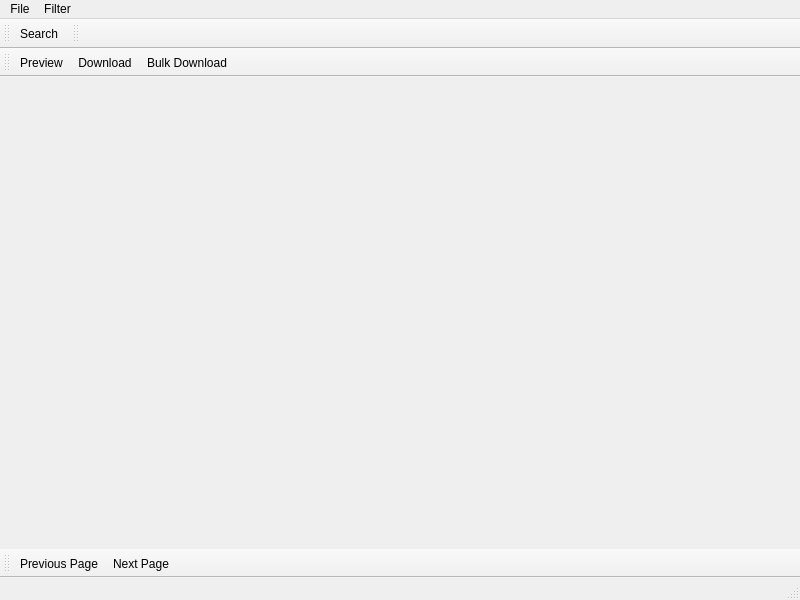
Old version of the form src/ui/viewwidget.ui in the repository kaniol-lck/Paperless-Client.
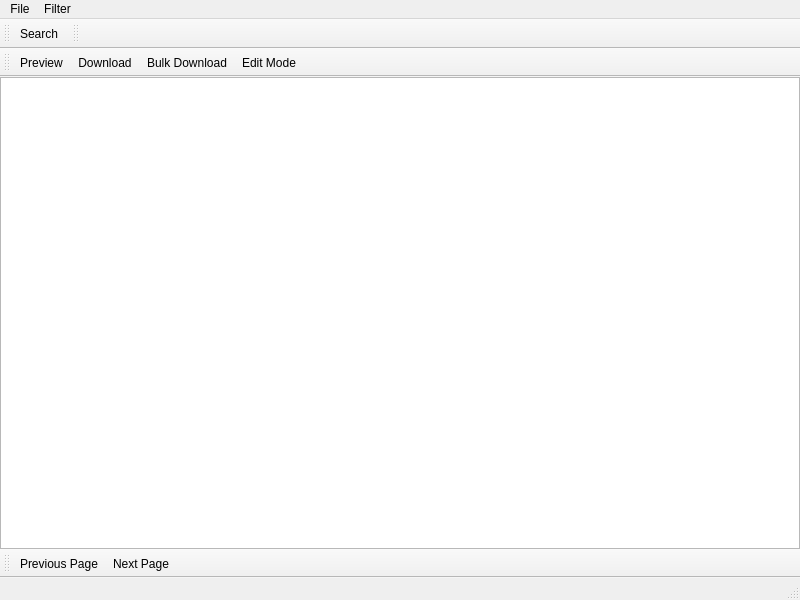
New version of the form. The open tabs and pages were chosen to show the change.

Patch:
```diff
--- a/src/ui/viewwidget.ui
+++ b/src/ui/viewwidget.ui
@@ -62,7 +62,25 @@
          </item>
         </layout>
        </widget>
-       <widget class="QWidget" name="page_4"/>
+       <widget class="QWidget" name="page_4">
+        <layout class="QGridLayout" name="gridLayout_3">
+         <property name="leftMargin">
+          <number>0</number>
+         </property>
+         <property name="topMargin">
+          <number>0</number>
+         </property>
+         <property name="rightMargin">
+          <number>0</number>
+         </property>
+         <property name="bottomMargin">
+          <number>0</number>
+         </property>
+         <item row="0" column="0">
+          <widget class="QTableView" name="tableView"/>
+         </item>
+        </layout>
+       </widget>
       </widget>
      </widget>
     </item>
@@ -145,6 +163,7 @@
    <addaction name="actionPreview"/>
    <addaction name="actionDownload"/>
    <addaction name="actionBulk_Download"/>
+   <addaction name="actionEdit_Mode"/>
   </widget>
   <action name="actionPrevious_Page">
    <property name="text">
@@ -205,6 +224,25 @@
     <enum>QAction::MenuRole::NoRole</enum>
    </property>
   </action>
+  <action name="actionImport_CSV">
+   <property name="text">
+    <string>Import CSV</string>
+   </property>
+   <property name="menuRole">
+    <enum>QAction::MenuRole::NoRole</enum>
+   </property>
+  </action>
+  <action name="actionEdit_Mode">
+   <property name="checkable">
+    <bool>true</bool>
+   </property>
+   <property name="text">
+    <string>Edit Mode</string>
+   </property>
+   <property name="menuRole">
+    <enum>QAction::MenuRole::NoRole</enum>
+   </property>
+  </action>
  </widget>
  <resources/>
  <connections/>
```
Left out of the diff: 4 changed lines with no effect on the pictures.
